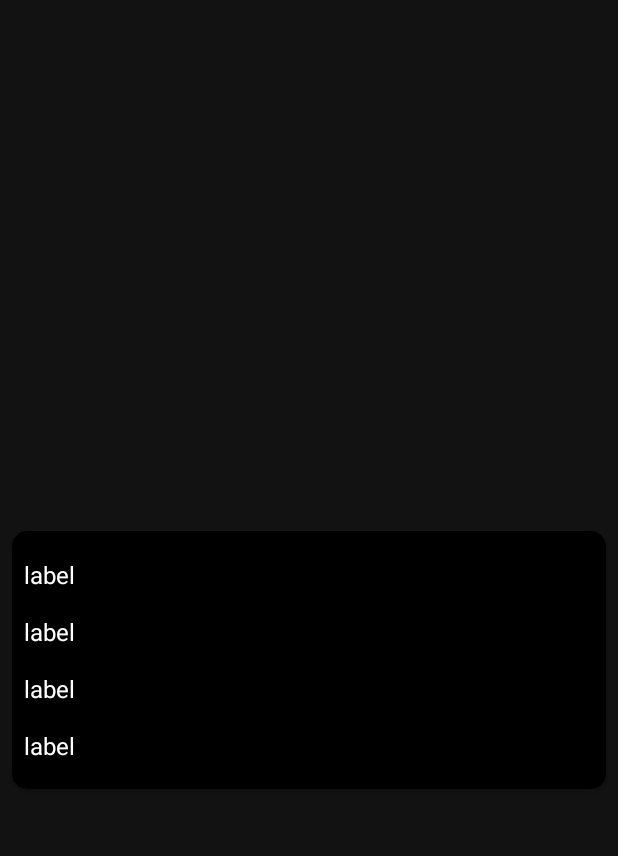
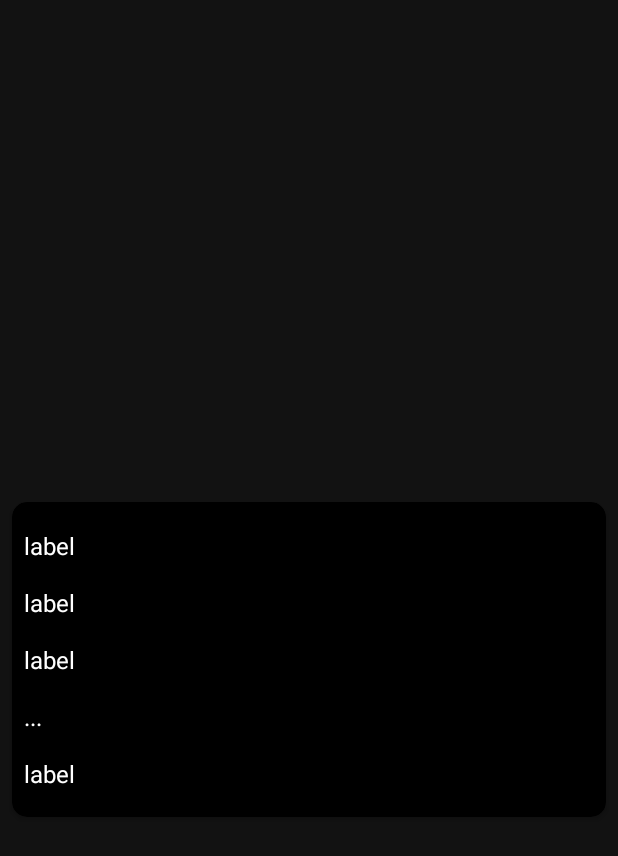
Before and after one commit to pablo-campos/flickr-sample, an Android app: the layout activity_details.xml on its own in the app's theme, with its tools: preview values and no code run, on a phone screen of 412 x 824 dp. Shown: the top 856 px of the screen. Run offline under Robolectric (Android 15) with nearby library versions, the phone set to English and light mode, and no system bars.

Commit message:
Setup Firebase: setup Firebase and added Firebase text recognition.

```diff
--- a/build.gradle
+++ b/build.gradle
@@ -11,9 +11,10 @@ buildscript {
 	dependencies {
 
 		classpath 'com.android.tools.build:gradle:3.4.1'
+		classpath 'com.google.gms:google-services:4.2.0'
 
 		// Open Source Notices
-		classpath 'com.google.android.gms:oss-licenses-plugin:0.9.4'
+		classpath 'com.google.android.gms:oss-licenses-plugin:0.9.5'
 	}
 }
 
--- a/flickr/build.gradle
+++ b/flickr/build.gradle
@@ -50,4 +50,10 @@ dependencies {
 	// Open Source Notices
 	implementation 'com.google.android.gms:play-services-oss-licenses:17.0.0'
 	androidTestImplementation 'androidx.test:rules:1.3.0-alpha01'
+
+	// ML Kit Android libraries
+	compile 'com.google.firebase:firebase-core:17.0.0'
+	implementation 'com.google.firebase:firebase-ml-vision:21.0.0'
 }
+
+apply plugin: 'com.google.gms.google-services'
--- a/flickr/src/main/java/com/pablocampos/flickrsample/activity/FlickrActivity.java
+++ b/flickr/src/main/java/com/pablocampos/flickrsample/activity/FlickrActivity.java
@@ -10,6 +10,7 @@ import android.view.View;
 import com.google.android.gms.oss.licenses.OssLicensesMenuActivity;
 import com.google.android.material.snackbar.BaseTransientBottomBar;
 import com.google.android.material.snackbar.Snackbar;
+import com.google.firebase.FirebaseApp;
 import com.pablocampos.flickrsample.R;
 import com.pablocampos.flickrsample.adapter.FeedAdapter;
 import com.pablocampos.flickrsample.adapter.FeedClickListener;
@@ -99,6 +100,8 @@ public class FlickrActivity extends AppCompatActivity {
 	protected void onCreate (Bundle savedInstanceState) {
 		super.onCreate(savedInstanceState);
 
+		FirebaseApp.initializeApp(this);
+
 		setContentView(R.layout.activity_flickr);
 
 		// Initialize grid view
--- a/flickr/src/main/res/layout/activity_details.xml
+++ b/flickr/src/main/res/layout/activity_details.xml
@@ -108,6 +108,15 @@
 							android:text="label"/>
 
 						<TextView
+							android:id="@+id/firebase_text_recognizer"
+							android:layout_width="wrap_content"
+							android:layout_height="wrap_content"
+							android:textSize="@dimen/medium_font_size"
+							android:layout_margin="@dimen/medium_margin"
+							android:textColor="@color/feed_title_text_color"
+							android:text="..."/>
+
+						<TextView
 							android:id="@+id/feed_tags_label"
 							android:textSize="@dimen/medium_font_size"
 							android:layout_width="wrap_content"
--- a/flickr/src/main/res/values/strings.xml
+++ b/flickr/src/main/res/values/strings.xml
@@ -9,6 +9,7 @@
 	<string name="author_label">Author : %s</string>
 	<string name="date_taken_label">Date Taken: %s</string>
 	<string name="date_published_label">Date Published: %s</string>
+	<string name="firebase_text_recognizer_label">Firebase Text Recognizer: %s</string>
 	<string name="tags_label">Tags:</string>
 
 	<string name="no_internet_error_title">No Internet Connection</string>
```
Also changed, not shown: flickr/src/main/AndroidManifest.xml (+7 -0 lines), flickr/src/main/java/com/pablocampos/flickrsample/activity/DetailsActivity.java (+39 -0 lines).
